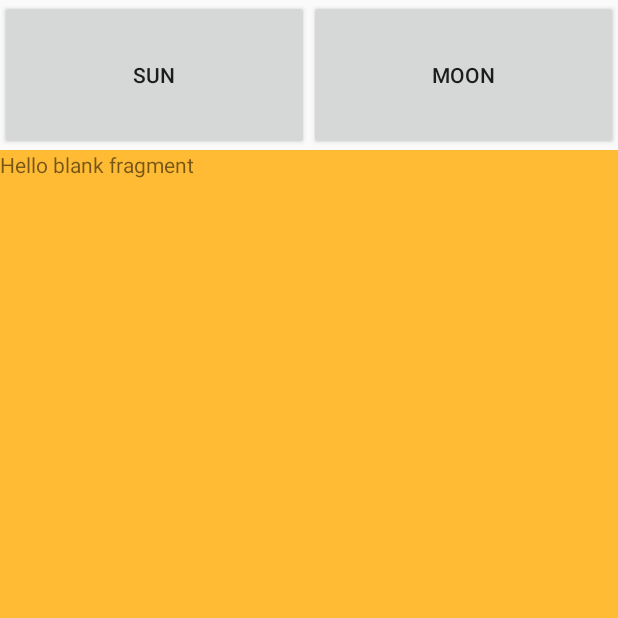
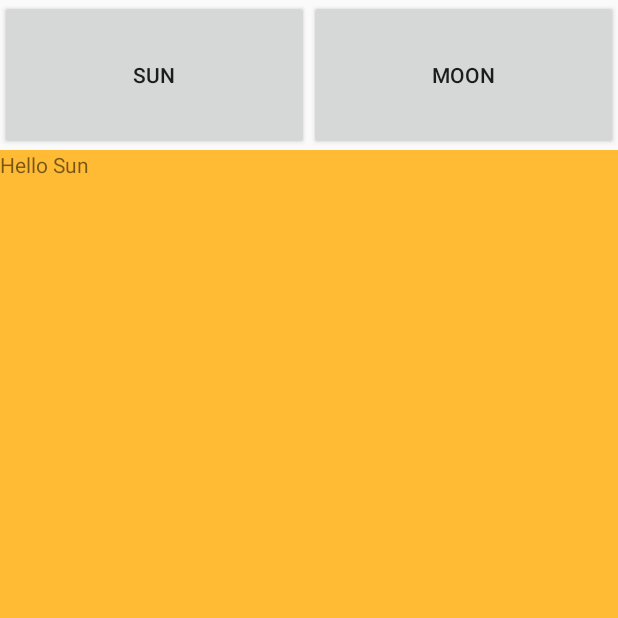
Before and after one commit to mkarpacka/AstroApp, an Android app: the screen it shows after launch (MainActivity), on a phone screen of 412 x 824 dp, the top half of it. Run offline under Robolectric (Android 15) with nearby library versions, the phone set to English and light mode, and no system bars.

Commit message:
text in fragments change

```diff
--- a/app/src/main/res/layout/fragment_moon.xml
+++ b/app/src/main/res/layout/fragment_moon.xml
@@ -8,7 +8,7 @@
     <TextView
         android:layout_width="match_parent"
         android:layout_height="match_parent"
-        android:text="@string/hello_blank_fragment"
-        android:background="@android:color/holo_blue_dark"/>
+        android:background="@android:color/holo_blue_dark"
+        android:text="Hello Moon" />
 
 </FrameLayout>
--- a/app/src/main/res/layout/fragment_sun.xml
+++ b/app/src/main/res/layout/fragment_sun.xml
@@ -8,7 +8,7 @@
     <TextView
         android:layout_width="match_parent"
         android:layout_height="match_parent"
-        android:text="@string/hello_blank_fragment"
-        android:background="@android:color/holo_orange_light"/>
+        android:background="@android:color/holo_orange_light"
+        android:text="Hello Sun" />
 
 </FrameLayout>
```
